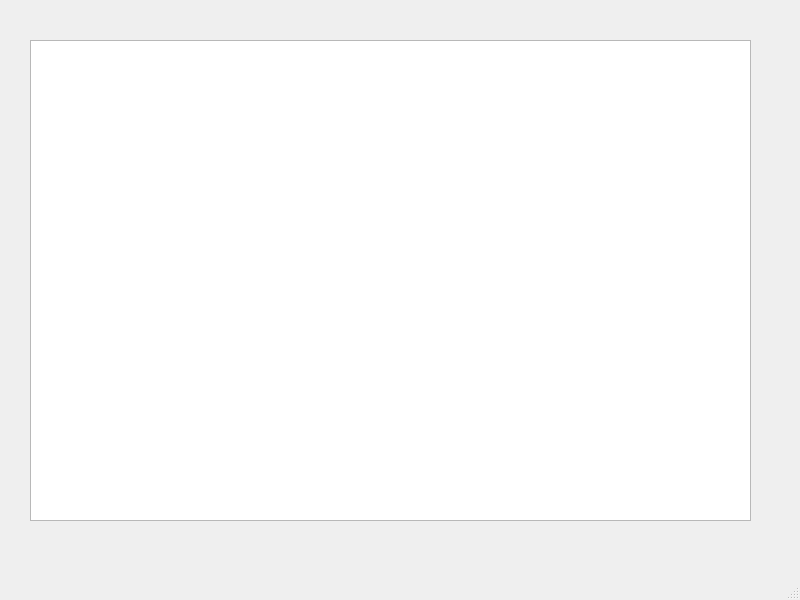
First picture: the form in main.ui, repository kostik7529/PythonProject4, before the edit.
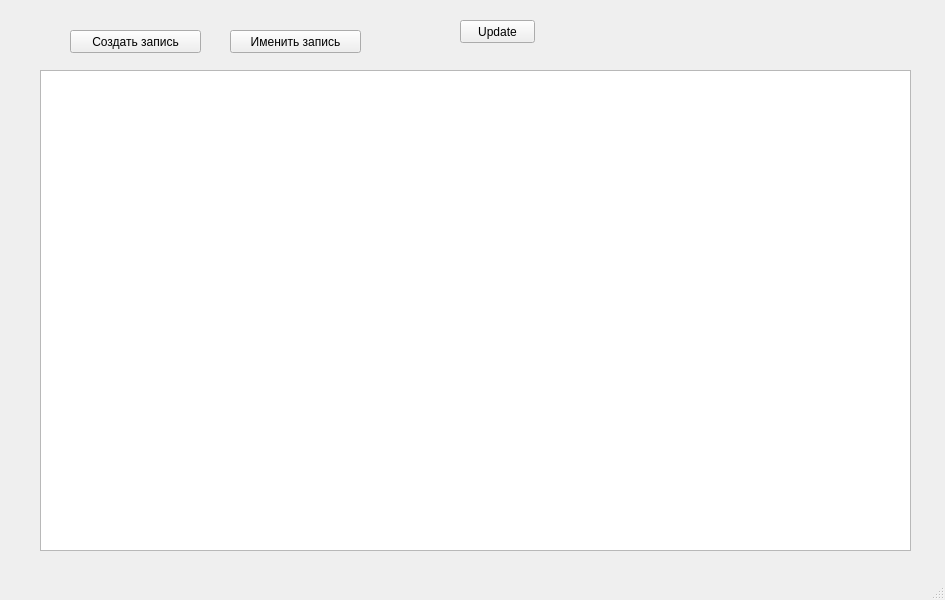
Second picture: the form after the edit.

```diff
--- a/main.ui
+++ b/main.ui
@@ -6,7 +6,7 @@
    <rect>
     <x>0</x>
     <y>0</y>
-    <width>800</width>
+    <width>945</width>
     <height>600</height>
    </rect>
   </property>
@@ -17,13 +17,52 @@
    <widget class="QTableWidget" name="tableWidget">
     <property name="geometry">
      <rect>
-      <x>30</x>
-      <y>40</y>
-      <width>721</width>
+      <x>40</x>
+      <y>70</y>
+      <width>871</width>
       <height>481</height>
      </rect>
     </property>
    </widget>
+   <widget class="QPushButton" name="create1">
+    <property name="geometry">
+     <rect>
+      <x>70</x>
+      <y>30</y>
+      <width>131</width>
+      <height>23</height>
+     </rect>
+    </property>
+    <property name="text">
+     <string>Создать запись</string>
+    </property>
+   </widget>
+   <widget class="QPushButton" name="refactor">
+    <property name="geometry">
+     <rect>
+      <x>230</x>
+      <y>30</y>
+      <width>131</width>
+      <height>23</height>
+     </rect>
+    </property>
+    <property name="text">
+     <string>Именить запись</string>
+    </property>
+   </widget>
+   <widget class="QPushButton" name="update">
+    <property name="geometry">
+     <rect>
+      <x>460</x>
+      <y>20</y>
+      <width>75</width>
+      <height>23</height>
+     </rect>
+    </property>
+    <property name="text">
+     <string>Update</string>
+    </property>
+   </widget>
   </widget>
   <widget class="QMenuBar" name="menubar">
    <property name="geometry">
```
Left out of the diff: 2 changed lines with no effect on the pictures.
